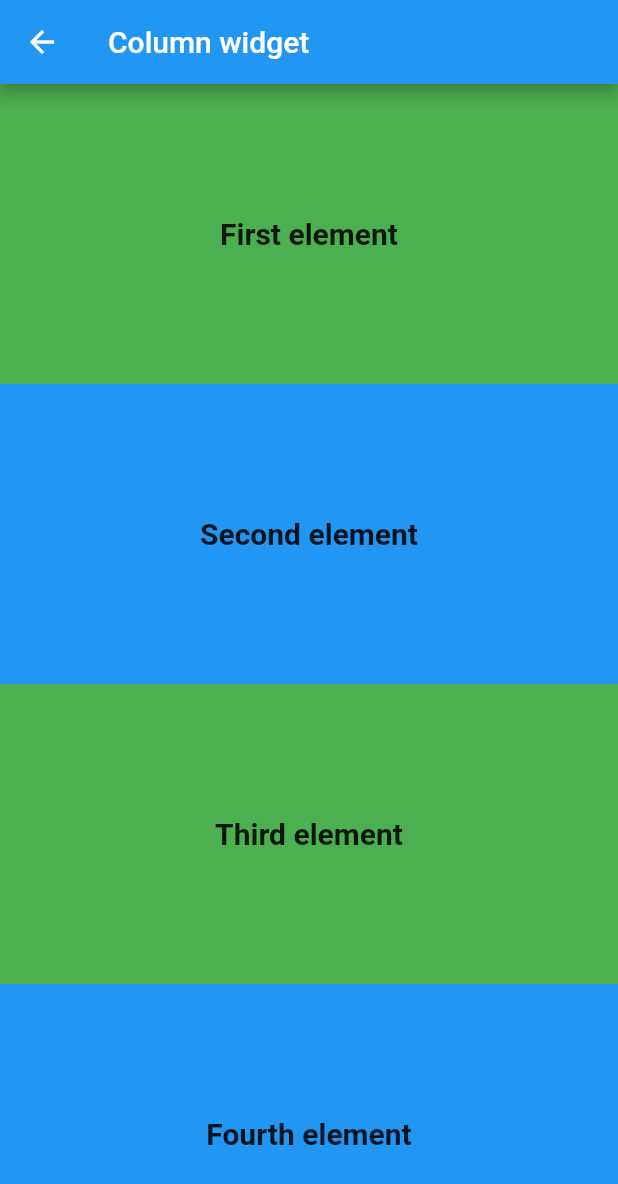
After one commit to alexsit19/basic_widgets, a Flutter app: the screen it shows after launch, after a tap on "Column widget", on a phone screen of 412 x 824 dp. The commit adds this screen. Shown: the top 1184 px of the screen. Run offline on Flutter 3.47's test engine with Material 2 defaults, Android fonts, the phone set to English and light mode, and no system bars.

Commit message:
add column_screen, some changes in main_screen

```diff
--- /dev/null
+++ b/lib/screens/column_screen.dart
@@ -0,0 +1,70 @@
+import 'package:basic_widgets/strings.dart';
+import 'package:flutter/material.dart';
+
+class ColumnScreen extends StatelessWidget {
+  const ColumnScreen({Key? key}) : super(key: key);
+
+  @override
+  Widget build(BuildContext context) {
+    return Scaffold(
+        appBar: AppBar(
+          title: const Text(Strings.column),
+        ),
+        body: SingleChildScrollView(
+          child: Column(
+            children: <Widget>[
+              Container(
+                height: 200,
+                color: Colors.green,
+                child: const Align(
+                  alignment: AlignmentDirectional.center,
+                  child: Text("First element",
+                      style:
+                          TextStyle(fontSize: 20, fontWeight: FontWeight.bold)),
+                ),
+              ),
+              Container(
+                height: 200,
+                color: Colors.blue,
+                child: const Align(
+                  alignment: AlignmentDirectional.center,
+                  child: Text("Second element",
+                      style:
+                          TextStyle(fontSize: 20, fontWeight: FontWeight.bold)),
+                ),
+              ),
+              Container(
+                height: 200,
+                color: Colors.green,
+                child: const Align(
+                  alignment: AlignmentDirectional.center,
+                  child: Text("Third element",
+                      style:
+                          TextStyle(fontSize: 20, fontWeight: FontWeight.bold)),
+                ),
+              ),
+              Container(
+                height: 200,
+                color: Colors.blue,
+                child: const Align(
+                  alignment: AlignmentDirectional.center,
+                  child: Text("Fourth element",
+                      style:
+                          TextStyle(fontSize: 20, fontWeight: FontWeight.bold)),
+                ),
+              ),
+              Container(
+                height: 200,
+                color: Colors.green,
+                child: const Align(
+                  alignment: AlignmentDirectional.center,
+                  child: Text("Fifth element",
+                      style:
+                          TextStyle(fontSize: 20, fontWeight: FontWeight.bold)),
+                ),
+              )
+            ],
+          ),
+        ));
+  }
+}
--- a/lib/screens/main_screen.dart
+++ b/lib/screens/main_screen.dart
@@ -1,3 +1,4 @@
+import 'package:basic_widgets/screens/column_screen.dart';
 import 'package:basic_widgets/screens/container_screen.dart';
 import 'package:flutter/material.dart';
 import 'package:basic_widgets/strings.dart';
@@ -35,15 +36,12 @@ class MainScreen extends StatelessWidget {
         Card(
           child: ListTile(
               leading: FlutterLogo(),
-              trailing: Icon(Icons.favorite_border_outlined),
-              title: Text(Strings.iconWidget,
-                  style: TextStyle(
-                    fontWeight: FontWeight.bold,
-                  ))),
-        ),
-        Card(
-          child: ListTile(
-              leading: FlutterLogo(),
+              onTap: () {
+                Navigator.push(
+                    context,
+                    MaterialPageRoute(
+                        builder: (context) => const ColumnScreen()));
+              },
               trailing: Icon(Icons.favorite_border_outlined),
               title: Text(Strings.column,
                   style: TextStyle(
```
